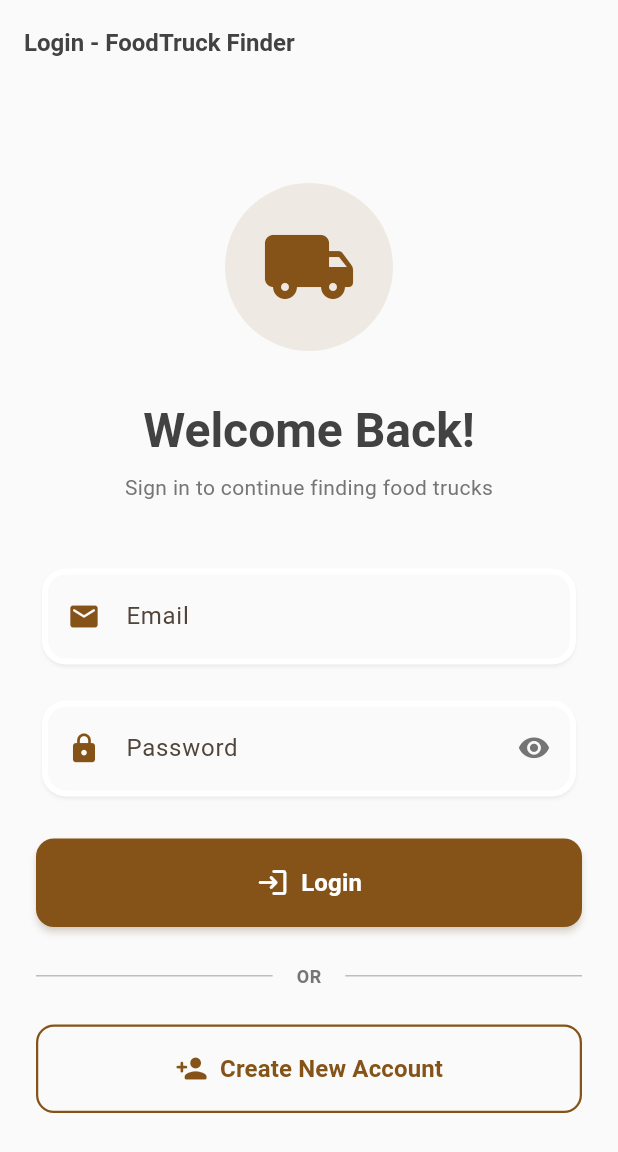
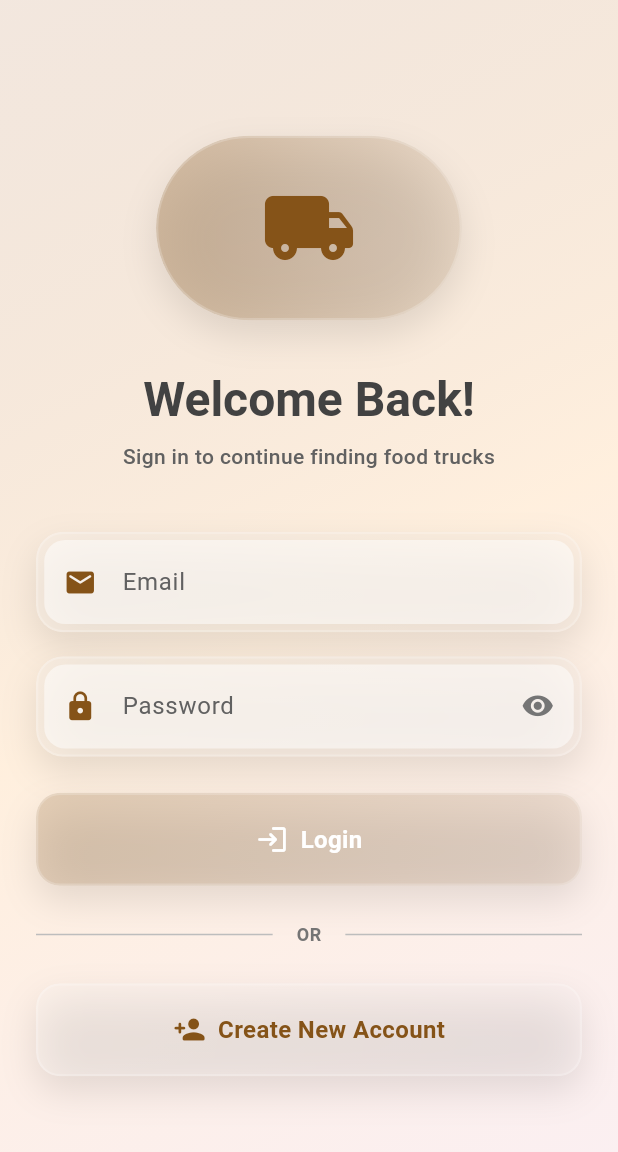
Before and after one commit to jerungpyro/foodtruck_finder, a Flutter app: the screen it shows after launch, on a phone screen of 412 x 824 dp. Shown: the top 1152 px of the screen. Run offline on Flutter 3.47's test engine with Material 3 defaults, Android fonts, the phone set to English and light mode, and no system bars; our stand-ins replace cloud_firestore, firebase_auth, firebase_core, geolocator, google_maps_flutter, shared_preferences; accounts and stored records are empty.

Commit message:
Add glassmorphism UI design with liquid glass effects - Created reusable GlassContainer, GlassButton, and GlassCard widgets - Updated map screen with glass dialogs, floating buttons, and nearby banner - Modernized login screen with gradient background and glass form fields - Following 2025 Apple liquid glass design trend

```diff
--- a/lib/screens/login_screen.dart
+++ b/lib/screens/login_screen.dart
@@ -1,8 +1,10 @@
+import 'dart:ui';
 import 'package:flutter/material.dart';
 import 'package:flutter/services.dart';
 import 'package:firebase_auth/firebase_auth.dart'; // For FirebaseException
 import '../services/auth_service.dart'; // Uses the singleton AuthService
 import 'register_screen.dart';
+import '../widgets/glass_container.dart';
 
 class LoginScreen extends StatefulWidget {
   const LoginScreen({super.key});
@@ -69,21 +71,21 @@ class _LoginScreenState extends State<LoginScreen> {
     final isDark = Theme.of(context).brightness == Brightness.dark;
 
     return Scaffold(
-      backgroundColor: isDark ? Colors.grey[900] : Colors.grey[50],
-      appBar: AppBar(
-        elevation: 0,
-        backgroundColor: Colors.transparent,
-        systemOverlayStyle: SystemUiOverlayStyle.dark,
-        title: Text(
-          'Login - FoodTruck Finder',
-          style: TextStyle(
-            color: isDark ? Colors.white : Colors.grey[800],
-            fontSize: 16,
-            fontWeight: FontWeight.w600,
+      body: Stack(
+        children: [
+          // Gradient Background
+          GlassGradientBackground(
+            colors: [
+              colorScheme.primary.withOpacity(0.1),
+              Colors.orange[200]!.withOpacity(0.2),
+              Colors.purple[100]!.withOpacity(0.15),
+            ],
+            begin: Alignment.topLeft,
+            end: Alignment.bottomRight,
           ),
-        ),
-      ),
-      body: Center(
+          // Content
+          SafeArea(
+            child: Center(
               child: SingleChildScrollView(
                 padding: const EdgeInsets.all(24.0),
                 child: Form(
@@ -93,11 +95,17 @@ class _LoginScreenState extends State<LoginScreen> {
                     crossAxisAlignment: CrossAxisAlignment.stretch,
                     children: <Widget>[
                       // Hero Icon
-                Container(
-                  padding: const EdgeInsets.all(24),
-                  decoration: BoxDecoration(
-                    color: colorScheme.primary.withOpacity(0.1),
-                    shape: BoxShape.circle,
+                      GlassContainer(
+                        padding: const EdgeInsets.all(28),
+                        margin: const EdgeInsets.symmetric(horizontal: 80),
+                        blur: 15,
+                        opacity: 0.2,
+                        borderRadius: BorderRadius.circular(100),
+                        gradient: LinearGradient(
+                          colors: [
+                            colorScheme.primary.withOpacity(0.3),
+                            colorScheme.primary.withOpacity(0.1),
+                          ],
                         ),
                         child: Icon(
                           Icons.local_shipping_rounded,
@@ -111,7 +119,7 @@ class _LoginScreenState extends State<LoginScreen> {
                 Text(
                   'Welcome Back!',
                   style: Theme.of(context).textTheme.headlineMedium?.copyWith(
-                        color: isDark ? Colors.white : Colors.grey[800],
+                        color: Colors.grey[800],
                         fontWeight: FontWeight.bold,
                         fontSize: 32,
                       ),
@@ -121,55 +129,54 @@ class _LoginScreenState extends State<LoginScreen> {
                 Text(
                   'Sign in to continue finding food trucks',
                   style: TextStyle(
-                    color: Colors.grey[600],
+                    color: Colors.grey[700],
                     fontSize: 14,
+                    fontWeight: FontWeight.w500,
                   ),
                   textAlign: TextAlign.center,
                 ),
                 const SizedBox(height: 40),
 
                 // Email Field Card
-                Card(
-                  elevation: 1,
-                  shadowColor: Colors.black26,
-                  shape: RoundedRectangleBorder(
-                    borderRadius: BorderRadius.circular(16),
-                  ),
-                  color: isDark ? Colors.grey[850] : Colors.white,
-                  child: Padding(
+                GlassContainer(
                   padding: const EdgeInsets.all(4.0),
+                  margin: const EdgeInsets.symmetric(horizontal: 0),
+                  blur: 15,
+                  opacity: 0.2,
+                  borderRadius: BorderRadius.circular(18),
                   child: TextFormField(
                     decoration: InputDecoration(
                       labelText: 'Email',
                       hintText: 'Enter your email',
+                      labelStyle: TextStyle(color: Colors.grey[700]),
                       prefixIcon: Icon(
                         Icons.email_rounded,
                         color: colorScheme.primary,
                         size: 22,
                       ),
                       filled: true,
-                        fillColor: isDark ? Colors.grey[800] : Colors.grey[50],
+                      fillColor: Colors.white.withOpacity(0.5),
                       border: OutlineInputBorder(
-                          borderRadius: BorderRadius.circular(12),
+                        borderRadius: BorderRadius.circular(14),
                         borderSide: BorderSide.none,
                       ),
                       enabledBorder: OutlineInputBorder(
-                          borderRadius: BorderRadius.circular(12),
+                        borderRadius: BorderRadius.circular(14),
                         borderSide: BorderSide.none,
                       ),
                       focusedBorder: OutlineInputBorder(
-                          borderRadius: BorderRadius.circular(12),
+                        borderRadius: BorderRadius.circular(14),
                         borderSide: BorderSide(
                           color: colorScheme.primary,
                           width: 2,
                         ),
                       ),
                       errorBorder: OutlineInputBorder(
-                          borderRadius: BorderRadius.circular(12),
+                        borderRadius: BorderRadius.circular(14),
                         borderSide: BorderSide(color: Colors.red[400]!),
                       ),
                       focusedErrorBorder: OutlineInputBorder(
-                          borderRadius: BorderRadius.circular(12),
+                        borderRadius: BorderRadius.circular(14),
                         borderSide: BorderSide(color: Colors.red[400]!, width: 2),
                       ),
                       contentPadding: const EdgeInsets.symmetric(
@@ -183,23 +190,20 @@ class _LoginScreenState extends State<LoginScreen> {
                     onChanged: (value) => _email = value.trim(),
                   ),
                 ),
-                ),
                 const SizedBox(height: 16),
 
                 // Password Field Card
-                Card(
-                  elevation: 1,
-                  shadowColor: Colors.black26,
-                  shape: RoundedRectangleBorder(
-                    borderRadius: BorderRadius.circular(16),
-                  ),
-                  color: isDark ? Colors.grey[850] : Colors.white,
-                  child: Padding(
+                GlassContainer(
                   padding: const EdgeInsets.all(4.0),
+                  margin: const EdgeInsets.symmetric(horizontal: 0),
+                  blur: 15,
+                  opacity: 0.2,
+                  borderRadius: BorderRadius.circular(18),
                   child: TextFormField(
                     decoration: InputDecoration(
                       labelText: 'Password',
                       hintText: 'Enter your password',
+                      labelStyle: TextStyle(color: Colors.grey[700]),
                       prefixIcon: Icon(
                         Icons.lock_rounded,
                         color: colorScheme.primary,
@@ -220,28 +224,28 @@ class _LoginScreenState extends State<LoginScreen> {
                         },
                       ),
                       filled: true,
-                        fillColor: isDark ? Colors.grey[800] : Colors.grey[50],
+                      fillColor: Colors.white.withOpacity(0.5),
                       border: OutlineInputBorder(
-                          borderRadius: BorderRadius.circular(12),
+                        borderRadius: BorderRadius.circular(14),
                         borderSide: BorderSide.none,
                       ),
                       enabledBorder: OutlineInputBorder(
-                          borderRadius: BorderRadius.circular(12),
+                        borderRadius: BorderRadius.circular(14),
                         borderSide: BorderSide.none,
                       ),
                       focusedBorder: OutlineInputBorder(
-                          borderRadius: BorderRadius.circular(12),
+                        borderRadius: BorderRadius.circular(14),
                         borderSide: BorderSide(
                           color: colorScheme.primary,
                           width: 2,
                         ),
                       ),
                       errorBorder: OutlineInputBorder(
-                          borderRadius: BorderRadius.circular(12),
+                        borderRadius: BorderRadius.circular(14),
                         borderSide: BorderSide(color: Colors.red[400]!),
                       ),
                       focusedErrorBorder: OutlineInputBorder(
-                          borderRadius: BorderRadius.circular(12),
+                        borderRadius: BorderRadius.circular(14),
                         borderSide: BorderSide(color: Colors.red[400]!, width: 2),
                       ),
                       contentPadding: const EdgeInsets.symmetric(
@@ -255,19 +259,18 @@ class _LoginScreenState extends State<LoginScreen> {
                     onChanged: (value) => _password = value.trim(),
                   ),
                 ),
-                ),
                 const SizedBox(height: 24),
 
                 // Error Message
                 if (_errorMessage.isNotEmpty)
-                  Container(
-                    padding: const EdgeInsets.all(12),
+                  GlassContainer(
+                    padding: const EdgeInsets.all(14),
                     margin: const EdgeInsets.only(bottom: 16),
-                    decoration: BoxDecoration(
-                      color: Colors.red[50],
-                      borderRadius: BorderRadius.circular(12),
-                      border: Border.all(color: Colors.red[200]!),
-                    ),
+                    blur: 10,
+                    opacity: 0.15,
+                    color: Colors.red[300],
+                    borderRadius: BorderRadius.circular(14),
+                    border: Border.all(color: Colors.red[300]!.withOpacity(0.3), width: 1.5),
                     child: Row(
                       children: [
                         Icon(Icons.error_outline_rounded, color: Colors.red[700], size: 20),
@@ -278,6 +281,7 @@ class _LoginScreenState extends State<LoginScreen> {
                             style: TextStyle(
                               color: Colors.red[700],
                               fontSize: 14,
+                              fontWeight: FontWeight.w600,
                             ),
                           ),
                         ),
@@ -287,11 +291,16 @@ class _LoginScreenState extends State<LoginScreen> {
 
                 // Login Button
                 _isLoading
-                    ? Container(
+                    ? GlassContainer(
                         padding: const EdgeInsets.symmetric(vertical: 18),
-                        decoration: BoxDecoration(
-                          color: colorScheme.primary.withOpacity(0.1),
-                          borderRadius: BorderRadius.circular(12),
+                        blur: 15,
+                        opacity: 0.2,
+                        borderRadius: BorderRadius.circular(16),
+                        gradient: LinearGradient(
+                          colors: [
+                            colorScheme.primary.withOpacity(0.3),
+                            colorScheme.primary.withOpacity(0.15),
+                          ],
                         ),
                         child: Center(
                           child: SizedBox(
@@ -304,25 +313,25 @@ class _LoginScreenState extends State<LoginScreen> {
                           ),
                         ),
                       )
-                    : ElevatedButton.icon(
-                        style: ElevatedButton.styleFrom(
-                          backgroundColor: colorScheme.primary,
-                          foregroundColor: Colors.white,
+                    : GlassButton(
+                        onPressed: _login,
+                        color: colorScheme.primary,
                         padding: const EdgeInsets.symmetric(vertical: 18),
-                          elevation: 2,
-                          shadowColor: colorScheme.primary.withOpacity(0.4),
-                          shape: RoundedRectangleBorder(
-                            borderRadius: BorderRadius.circular(12),
-                          ),
-                        ),
-                        onPressed: _login,
-                        icon: const Icon(Icons.login_rounded, size: 22),
-                        label: const Text(
+                        borderRadius: BorderRadius.circular(16),
+                        child: Row(
+                          mainAxisAlignment: MainAxisAlignment.center,
+                          children: const [
+                            Icon(Icons.login_rounded, size: 22, color: Colors.white),
+                            SizedBox(width: 8),
+                            Text(
                               'Login',
                               style: TextStyle(
                                 fontSize: 16,
                                 fontWeight: FontWeight.bold,
+                                color: Colors.white,
                               ),
+                            ),
+                          ],
                         ),
                       ),
                 const SizedBox(height: 24),
@@ -348,27 +357,29 @@ class _LoginScreenState extends State<LoginScreen> {
                 const SizedBox(height: 24),
 
                 // Register Button
-                OutlinedButton.icon(
-                  style: OutlinedButton.styleFrom(
-                    padding: const EdgeInsets.symmetric(vertical: 18),
-                    side: BorderSide(color: colorScheme.primary, width: 1.5),
-                    foregroundColor: colorScheme.primary,
-                    shape: RoundedRectangleBorder(
-                      borderRadius: BorderRadius.circular(12),
-                    ),
-                  ),
+                GlassButton(
                   onPressed: () {
                     Navigator.of(context).pushReplacement(
                       MaterialPageRoute(builder: (context) => const RegisterScreen()),
                     );
                   },
-                  icon: const Icon(Icons.person_add_rounded, size: 22),
-                  label: const Text(
+                  color: Colors.white,
+                  padding: const EdgeInsets.symmetric(vertical: 18),
+                  borderRadius: BorderRadius.circular(16),
+                  child: Row(
+                    mainAxisAlignment: MainAxisAlignment.center,
+                    children: [
+                      Icon(Icons.person_add_rounded, size: 22, color: colorScheme.primary),
+                      const SizedBox(width: 8),
+                      Text(
                         'Create New Account',
                         style: TextStyle(
                           fontSize: 16,
                           fontWeight: FontWeight.bold,
+                          color: colorScheme.primary,
                         ),
+                      ),
+                    ],
                   ),
                 ),
                 const SizedBox(height: 16),
@@ -377,6 +388,10 @@ class _LoginScreenState extends State<LoginScreen> {
           ),
                 ),
               ),
+            ),
+          ],
+        ),
+      ),
     );
   }
 }
--- /dev/null
+++ b/lib/widgets/glass_container.dart
@@ -0,0 +1,230 @@
+import 'dart:ui';
+import 'package:flutter/material.dart';
+
+/// A glassmorphism container widget with blur effects and transparency
+/// Following Apple's liquid glass design trend for 2025
+class GlassContainer extends StatelessWidget {
+  final Widget child;
+  final double? width;
+  final double? height;
+  final EdgeInsetsGeometry? padding;
+  final EdgeInsetsGeometry? margin;
+  final BorderRadiusGeometry? borderRadius;
+  final double blur;
+  final double opacity;
+  final Color? color;
+  final Border? border;
+  final List<BoxShadow>? boxShadow;
+  final Gradient? gradient;
+
+  const GlassContainer({
+    super.key,
+    required this.child,
+    this.width,
+    this.height,
+    this.padding,
+    this.margin,
+    this.borderRadius,
+    this.blur = 10.0,
+    this.opacity = 0.15,
+    this.color,
+    this.border,
+    this.boxShadow,
+    this.gradient,
+  });
+
+  @override
+  Widget build(BuildContext context) {
+    return Container(
+      width: width,
+      height: height,
+      margin: margin,
+      decoration: BoxDecoration(
+        borderRadius: borderRadius ?? BorderRadius.circular(20),
+        boxShadow: boxShadow ?? [
+          BoxShadow(
+            color: Colors.black.withOpacity(0.1),
+            blurRadius: 20,
+            offset: const Offset(0, 10),
+          ),
+        ],
+      ),
+      child: ClipRRect(
+        borderRadius: borderRadius ?? BorderRadius.circular(20),
+        child: BackdropFilter(
+          filter: ImageFilter.blur(sigmaX: blur, sigmaY: blur),
+          child: Container(
+            decoration: BoxDecoration(
+              gradient: gradient ?? LinearGradient(
+                begin: Alignment.topLeft,
+                end: Alignment.bottomRight,
+                colors: [
+                  (color ?? Colors.white).withOpacity(opacity),
+                  (color ?? Colors.white).withOpacity(opacity * 0.5),
+                ],
+              ),
+              borderRadius: borderRadius ?? BorderRadius.circular(20),
+              border: border ?? Border.all(
+                color: Colors.white.withOpacity(0.2),
+                width: 1.5,
+              ),
+            ),
+            padding: padding,
+            child: child,
+          ),
+        ),
+      ),
+    );
+  }
+}
+
+/// A glassmorphism button with subtle animations
+class GlassButton extends StatefulWidget {
+  final VoidCallback? onPressed;
+  final Widget child;
+  final EdgeInsetsGeometry? padding;
+  final BorderRadiusGeometry? borderRadius;
+  final Color? color;
+  final double? width;
+  final double? height;
+
+  const GlassButton({
+    super.key,
+    required this.onPressed,
+    required this.child,
+    this.padding,
+    this.borderRadius,
+    this.color,
+    this.width,
+    this.height,
+  });
+
+  @override
+  State<GlassButton> createState() => _GlassButtonState();
+}
+
+class _GlassButtonState extends State<GlassButton> with SingleTickerProviderStateMixin {
+  late AnimationController _controller;
+  late Animation<double> _scaleAnimation;
+
+  @override
+  void initState() {
+    super.initState();
+    _controller = AnimationController(
+      duration: const Duration(milliseconds: 150),
+      vsync: this,
+    );
+    _scaleAnimation = Tween<double>(begin: 1.0, end: 0.95).animate(
+      CurvedAnimation(parent: _controller, curve: Curves.easeInOut),
+    );
+  }
+
+  @override
+  void dispose() {
+    _controller.dispose();
+    super.dispose();
+  }
+
+  @override
+  Widget build(BuildContext context) {
+    return GestureDetector(
+      onTapDown: (_) => _controller.forward(),
+      onTapUp: (_) {
+        _controller.reverse();
+        widget.onPressed?.call();
+      },
+      onTapCancel: () => _controller.reverse(),
+      child: ScaleTransition(
+        scale: _scaleAnimation,
+        child: GlassContainer(
+          width: widget.width,
+          height: widget.height,
+          padding: widget.padding ?? const EdgeInsets.symmetric(horizontal: 24, vertical: 12),
+          borderRadius: widget.borderRadius ?? BorderRadius.circular(16),
+          opacity: 0.2,
+          color: widget.color ?? Theme.of(context).colorScheme.primary,
+          child: widget.child,
+        ),
+      ),
+    );
+  }
+}
+
+/// A glassmorphism card with enhanced visual depth
+class GlassCard extends StatelessWidget {
+  final Widget child;
+  final EdgeInsetsGeometry? padding;
+  final EdgeInsetsGeometry? margin;
+  final VoidCallback? onTap;
+  final Color? color;
+
+  const GlassCard({
+    super.key,
+    required this.child,
+    this.padding,
+    this.margin,
+    this.onTap,
+    this.color,
+  });
+
+  @override
+  Widget build(BuildContext context) {
+    final card = GlassContainer(
+      margin: margin,
+      padding: padding ?? const EdgeInsets.all(16),
+      borderRadius: BorderRadius.circular(24),
+      opacity: 0.15,
+      blur: 15,
+      color: color,
+      boxShadow: [
+        BoxShadow(
+          color: Colors.black.withOpacity(0.08),
+          blurRadius: 30,
+          offset: const Offset(0, 15),
+          spreadRadius: -5,
+        ),
+      ],
+      child: child,
+    );
+
+    if (onTap != null) {
+      return InkWell(
+        onTap: onTap,
+        borderRadius: BorderRadius.circular(24),
+        child: card,
+      );
+    }
+
+    return card;
+  }
+}
+
+/// Gradient background with animated subtle shifts
+class GlassGradientBackground extends StatelessWidget {
+  final List<Color> colors;
+  final AlignmentGeometry begin;
+  final AlignmentGeometry end;
+  final Widget? child;
+
+  const GlassGradientBackground({
+    super.key,
+    required this.colors,
+    this.begin = Alignment.topLeft,
+    this.end = Alignment.bottomRight,
+    this.child,
+  });
+
+  @override
+  Widget build(BuildContext context) {
+    return Container(
+      decoration: BoxDecoration(
+        gradient: LinearGradient(
+          begin: begin,
+          end: end,
+          colors: colors,
+        ),
+      ),
+      child: child,
+    );
+  }
+}
```
Also changed, not shown: lib/screens/map_screen.dart (+162 -67 lines). Lines whose indentation alone changed are shown as unchanged.
